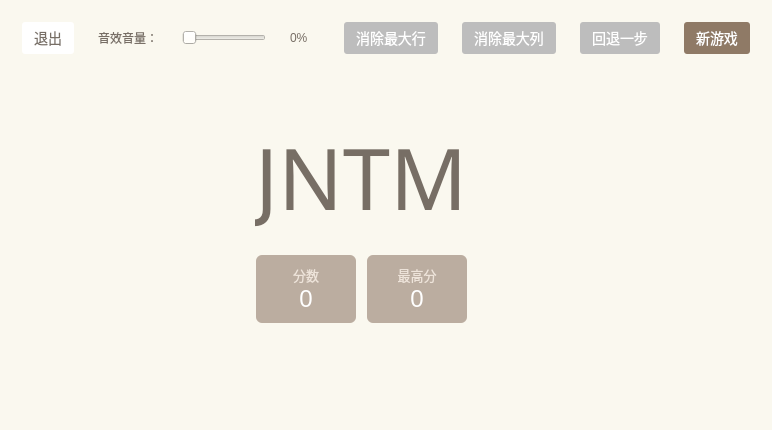
Qt form mainwindow.ui (ZKLlab/cxk-2048-cpp) before a commit.
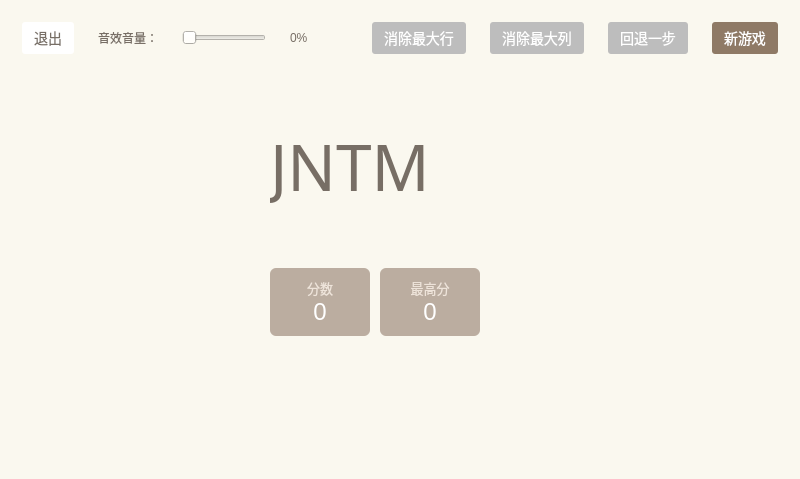
The same form after that commit.

```diff
--- a/mainwindow.ui
+++ b/mainwindow.ui
@@ -2,14 +2,6 @@
 <ui version="4.0">
  <class>MainWindow</class>
  <widget class="QMainWindow" name="MainWindow">
-  <property name="geometry">
-   <rect>
-    <x>0</x>
-    <y>0</y>
-    <width>772</width>
-    <height>430</height>
-   </rect>
-  </property>
   <property name="focusPolicy">
    <enum>Qt::StrongFocus</enum>
   </property>
@@ -314,15 +306,28 @@
            </property>
            <property name="font">
             <font>
-             <family>Source Sans Pro,WenQuanYi Micro Hei,sans-serif</family>
-             <pointsize>64</pointsize>
+             <family>Source Sans Pro,WenQuanYi Micro Hei,PingFang SC,Lantinghei SC,Microsoft Yahei,Hiragino Sans GB,Microsoft Sans Serif,sans-serif</family>
+             <pointsize>-1</pointsize>
             </font>
            </property>
+           <property name="styleSheet">
+            <string notr="true">font-size: 64px;</string>
+           </property>
            <property name="text">
             <string>JNTM</string>
            </property>
           </widget>
          </item>
+         <item>
+          <widget class="QLabel" name="currentStatus">
+           <property name="styleSheet">
+            <string notr="true">font-size: 16px;</string>
+           </property>
+           <property name="text">
+            <string/>
+           </property>
+          </widget>
+         </item>
          <item>
           <layout class="QHBoxLayout" name="horizontalLayout_3">
            <property name="spacing">
@@ -495,11 +500,24 @@
             </sizepolicy>
            </property>
            <property name="styleSheet">
-            <string notr="true">font-size: 24px;
-line-height: 48px;</string>
+            <string notr="true">font-size: 18px;
+line-height: 36px;</string>
            </property>
           </widget>
          </item>
+         <item>
+          <spacer name="verticalSpacer_2">
+           <property name="orientation">
+            <enum>Qt::Vertical</enum>
+           </property>
+           <property name="sizeHint" stdset="0">
+            <size>
+             <width>20</width>
+             <height>40</height>
+            </size>
+           </property>
+          </spacer>
+         </item>
         </layout>
        </widget>
       </item>
```
